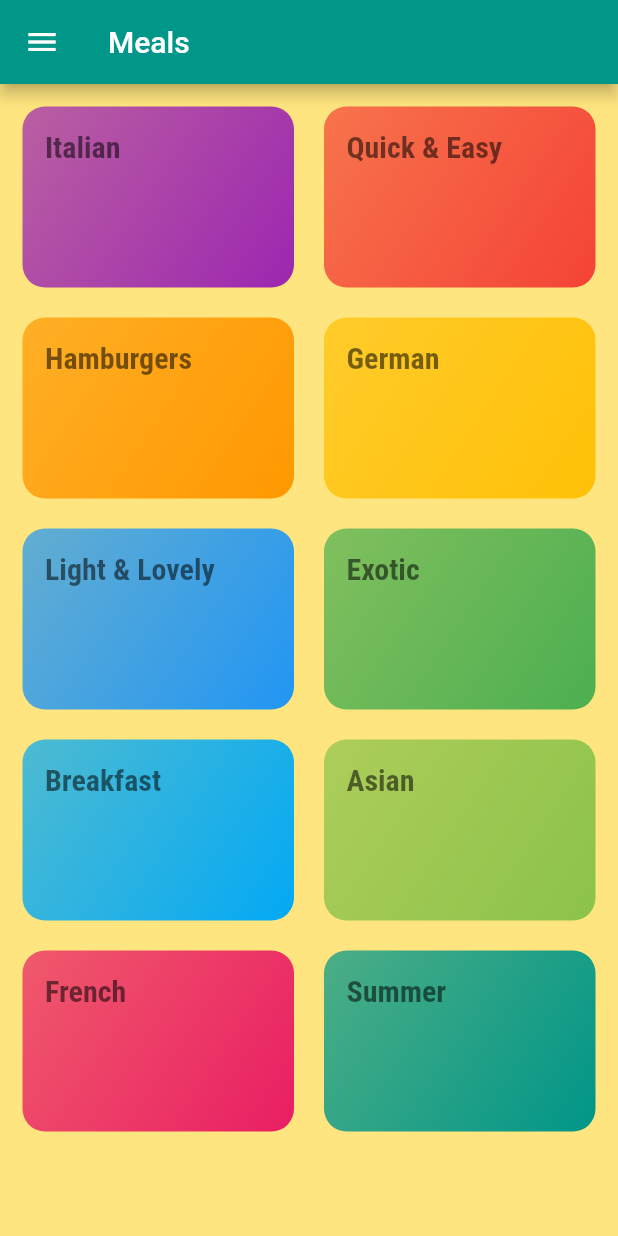
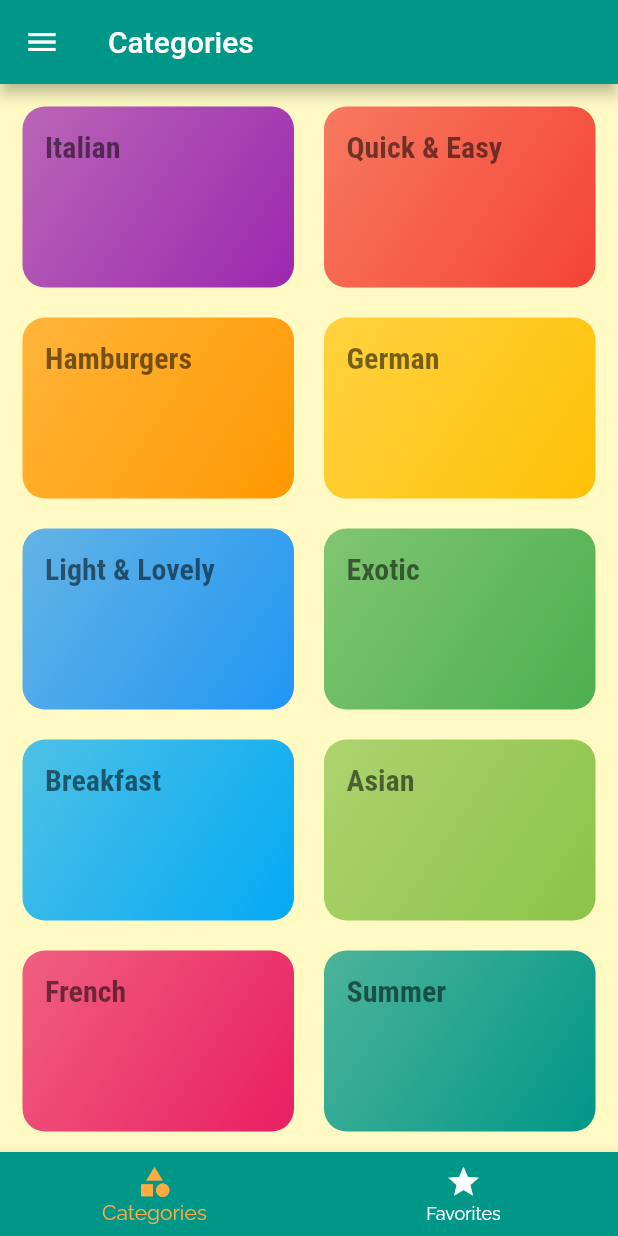
Before and after one commit to muhammadkh242/Recipes, a Flutter app: the screen it shows after launch, on a phone screen of 412 x 824 dp. Run offline on Flutter 3.47's test engine with Material 2 defaults, Android fonts, the phone set to English and light mode, and no system bars.

Commit message:
finish and and remove from favorites

```diff
--- a/lib/main.dart
+++ b/lib/main.dart
@@ -4,6 +4,7 @@ import 'package:meals/screens/categories_screen.dart';
 import 'package:meals/screens/category_meals_screen.dart';
 import 'package:meals/screens/filters_screen.dart';
 import 'package:meals/screens/meal_details_screen.dart';
+import 'package:meals/screens/tabs_screen.dart';
 
 import 'models/meal.dart';
 
@@ -27,34 +28,53 @@ class _MyAppState extends State<MyApp> {
   };
 
   List<Meal> _availableMeals = DUMMY_MEALS;
+  List<Meal> _favMeals = [];
 
-  void _setFilters(Map<String, bool> filterData){
+  void addToFavorites(String mealId) {
+    final existingIndex =
+        _favMeals.indexWhere((element) => element.id == mealId);
+    if (existingIndex >= 0) {
+      setState(() {
+        _favMeals.removeAt(existingIndex);
+      });
+    } else {
+      setState(() {
+        _favMeals.add(_availableMeals.firstWhere((meal) => meal.id == mealId));
+      });
+    }
+  }
+
+  bool _isFav(String id) {
+    return _favMeals.any((meal) => meal.id == id);
+  }
+
+  void _setFilters(Map<String, bool> filterData) {
     setState(() {
       _filters = filterData;
 
-      _availableMeals = DUMMY_MEALS.where((meal){
-        if(_filters['gluten'] == true && !meal.isGlutenFree){
+      _availableMeals = DUMMY_MEALS.where((meal) {
+        if (_filters['gluten'] == true && !meal.isGlutenFree) {
           return false;
         }
-        if(_filters['lactose'] == true && !meal.isLactoseFree){
+        if (_filters['lactose'] == true && !meal.isLactoseFree) {
           return false;
         }
-        if(_filters['vegan'] == true && !meal.isVegan){
+        if (_filters['vegan'] == true && !meal.isVegan) {
           return false;
         }
-        if(_filters['vegetarian'] == true && !meal.isVegetarian){
+        if (_filters['vegetarian'] == true && !meal.isVegetarian) {
           return false;
         }
         return true;
-
       }).toList();
     });
   }
+
   @override
   Widget build(BuildContext context) {
     return MaterialApp(
       theme: ThemeData(
-        scaffoldBackgroundColor: Colors.amberAccent[100],
+        scaffoldBackgroundColor: Colors.yellow[100],
         primarySwatch: Colors.teal,
         colorScheme: ThemeData().colorScheme.copyWith(
               secondary: Colors.orangeAccent,
@@ -78,10 +98,20 @@ class _MyAppState extends State<MyApp> {
       debugShowCheckedModeBanner: false,
       initialRoute: '/',
       routes: {
-        '/': (ctx) => const CategoryScreen(),
-        CategoryMealsScreen.routeName: (ctx) => CategoryMealsScreen(availableMeals: _availableMeals,),
-        MealDetailsScreen.routeName: (ctx) => const MealDetailsScreen(),
-        FiltersScreen.routeName: (ctx) => FiltersScreen(saveFilters: _setFilters,currentFilters: _filters,),
+        '/': (ctx) => TabsScreen(
+              favMeals: _favMeals,
+            ),
+        CategoryMealsScreen.routeName: (ctx) => CategoryMealsScreen(
+              availableMeals: _availableMeals,
+            ),
+        MealDetailsScreen.routeName: (ctx) => MealDetailsScreen(
+              addToFav: addToFavorites,
+              isFav: _isFav,
+            ),
+        FiltersScreen.routeName: (ctx) => FiltersScreen(
+              saveFilters: _setFilters,
+              currentFilters: _filters,
+            ),
       },
     );
   }
--- a/lib/screens/categories_screen.dart
+++ b/lib/screens/categories_screen.dart
@@ -10,9 +10,6 @@ class CategoryScreen extends StatelessWidget {
   Widget build(BuildContext context) {
     return Scaffold(
       drawer: const MainDrawer(),
-      appBar: AppBar(
-        title: const Text("Meals"),
-      ),
       body: GridView(
         padding: const EdgeInsets.all(15.0),
         gridDelegate: const SliverGridDelegateWithMaxCrossAxisExtent(
--- a/lib/screens/category_meals_screen.dart
+++ b/lib/screens/category_meals_screen.dart
@@ -1,5 +1,4 @@
 import 'package:flutter/material.dart';
-import 'package:meals/dummy_data.dart';
 import 'package:meals/widgets/meal_item.dart';
 
 import '../models/meal.dart';
--- a/lib/screens/filters_screen.dart
+++ b/lib/screens/filters_screen.dart
@@ -1,5 +1,4 @@
 import 'package:flutter/material.dart';
-import 'package:meals/screens/categories_screen.dart';
 import 'package:meals/widgets/main_drawer.dart';
 
 class FiltersScreen extends StatefulWidget {
--- /dev/null
+++ b/lib/screens/tabs_screen.dart
@@ -0,0 +1,67 @@
+import 'package:flutter/material.dart';
+import 'package:meals/screens/categories_screen.dart';
+
+import '../models/meal.dart';
+import '../widgets/main_drawer.dart';
+import 'favorites_screen.dart';
+
+class TabsScreen extends StatefulWidget {
+  const TabsScreen({Key? key, required this.favMeals}) : super(key: key);
+  final List<Meal> favMeals;
+  @override
+  State<TabsScreen> createState() => _TabsScreenState();
+}
+
+class _TabsScreenState extends State<TabsScreen> {
+  late List<Map<String, dynamic>> _pages;
+  int _selectedPageIndex = 0;
+  @override
+  void initState() {
+    _pages = [
+      {
+        'page': const CategoryScreen(),
+        'title': 'Categories',
+      },
+      {
+        'page': FavoritesScreen(favMeals: widget.favMeals,),
+        'title': 'Your Favorite',
+      },
+    ];    super.initState();
+  }
+
+  void _selectPage(int index) {
+    setState(() {
+      _selectedPageIndex = index;
+    });
+  }
+
+  @override
+  Widget build(BuildContext context) {
+    return Scaffold(
+      appBar: AppBar(
+        title: Text(_pages[_selectedPageIndex]['title']),
+      ),
+      drawer: const MainDrawer(),
+      body: _pages[_selectedPageIndex]['page'],
+      bottomNavigationBar: BottomNavigationBar(
+        onTap: _selectPage,
+        backgroundColor: Theme.of(context).primaryColor,
+        unselectedItemColor: Colors.white,
+        selectedItemColor: Theme.of(context).colorScheme.secondary,
+        currentIndex: _selectedPageIndex,
+        items: [
+          BottomNavigationBarItem(
+            backgroundColor: Theme.of(context).primaryColor,
+            icon: const Icon(Icons.category),
+            label: 'Categories',
+          ),
+          BottomNavigationBarItem(
+            backgroundColor: Theme.of(context).primaryColor,
+            icon: const Icon(Icons.star),
+            label: 'Favorites',
+          ),
+        ],
+      ),
+    );
+  }
+}
```
Also changed, not shown: lib/screens/favorites_screen.dart (added, +38 -0 lines), lib/screens/meal_details_screen.dart (+11 -2 lines).
